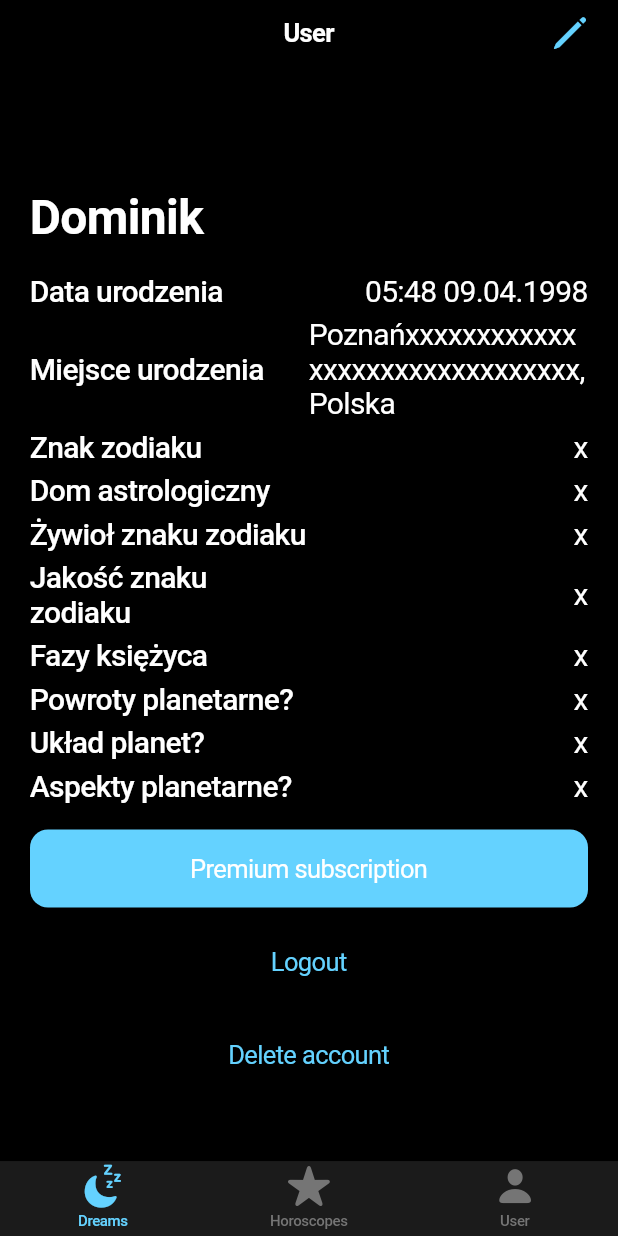
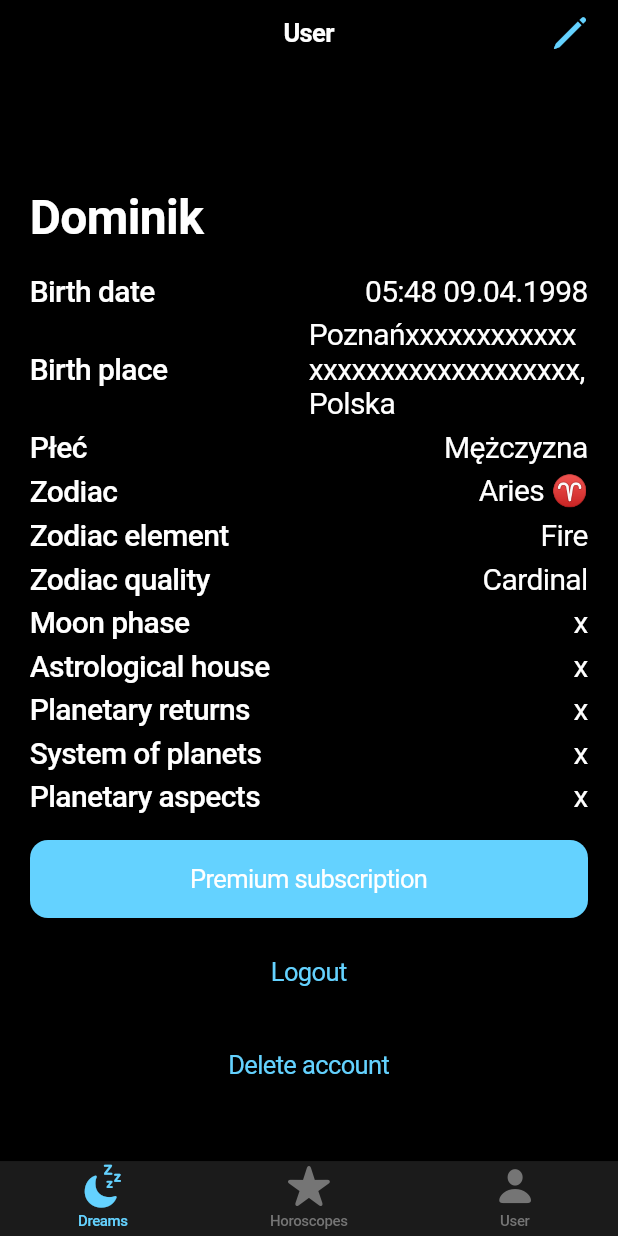
Before and after one commit to drolewski/am-i-dreaming, a Flutter app: the screen it shows once a user with an empty profile is signed in, on a phone screen of 412 x 824 dp. Run offline on Flutter 3.47's test engine with Material 3 defaults, Android fonts, the phone set to English and light mode, and no system bars; our stand-ins replace cloud_firestore, firebase_auth, firebase_core, go_router; missing offline and left inert: firebase_ui_auth, firebase_ui_localizations, firebase_ui_oauth_google; accounts and stored records are empty; generated files the repository leaves out were written again.

Commit message:
Implement zodiac data calculation and visualization on user view

```diff
--- a/lib/l10n/app_en.arb
+++ b/lib/l10n/app_en.arb
@@ -31,5 +31,38 @@
   "no": "No",
   "delete_account": "Delete account",
   "delete_account_question_modal": "Are You leaving us?",
-  "logout": "Logout"
+  "logout": "Logout",
+  "birth_date": "Birth date",
+  "birth_place": "Birth place",
+  "sex": "Płeć",
+  "zodiac": "Zodiac",
+  "astrological_house": "Astrological house",
+  "zodiac_element": "Zodiac element",
+  "zodiac_quality": "Zodiac quality",
+  "moon_phase": "Moon phase",
+  "planetary_returns": "Planetary returns",
+  "planets_system": "System of planets",
+  "planetary_aspects": "Planetary aspects",
+  "aries": "Aries",
+  "taurus": "Taurus",
+  "gemini": "Gemini",
+  "cancer": "Cancer",
+  "leo": "Leo",
+  "virgo": "Virgo",
+  "libra": "Libra",
+  "scorpio": "Scorpio",
+  "sagittarius": "Sagittarius",
+  "capricorn": "Capricorn",
+  "aquarius": "Aquarius",
+  "pisces": "Pisces",
+  "unknown_zodiac": "Unknown zodiac",
+  "air": "Air",
+  "water": "Water",
+  "earth": "Earth",
+  "fire": "Fire",
+  "unknown_element": "Unknown element",
+  "fixed": "Fixed",
+  "mutable": "Mutable",
+  "cardinal": "Cardinal",
+  "unknown_quality": "Unknown zodiac quality"
 }
--- a/lib/l10n/app_pl.arb
+++ b/lib/l10n/app_pl.arb
@@ -34,5 +34,38 @@
   "no": "Nie",
   "delete_account": "Usuń konto",
   "delete_account_question_modal": "Opuszczasz nas?",
-  "logout": "Wyloguj"
+  "logout": "Wyloguj",
+  "birth_date": "Data urodzenia",
+  "birth_place": "Miejsce urodzenia",
+  "sex": "Płeć",
+  "zodiac": "Znak zodiaku",
+  "astrological_house": "Dom astrologiczny",
+  "zodiac_element": "Żywioł znaku zodiaku",
+  "zodiac_quality": "Jakość znaku zodiaku",
+  "moon_phase": "Faza księżyca",
+  "planetary_returns": "Powroty planetarne",
+  "planets_system": "Układ planet",
+  "planetary_aspects": "Aspekty planetarne",
+  "aries": "Baran",
+  "taurus": "Byk",
+  "gemini": "Bliźnięta",
+  "cancer": "Rak",
+  "leo": "Lew",
+  "virgo": "Panna",
+  "libra": "Waga",
+  "scorpio": "Skorpion",
+  "sagittarius": "Strzelec",
+  "capricorn": "Koziorożec",
+  "aquarius": "Wodnik",
+  "pisces": "Ryby",
+  "unknown_zodiac": "Nieznany Znak Zodiaku",
+  "air": "Powietrze",
+  "water": "Woda",
+  "earth": "Ziemia",
+  "fire": "Ogień",
+  "unknown_element": "Nieznany żywioł",
+  "fixed": "Stały",
+  "mutable": "Zmienny",
+  "cardinal": "Kardynalny",
+  "unknown_quality": "Nieznana jakośc znaku zodiaku"
 }
--- /dev/null
+++ b/lib/src/logic/zodiac/translate/element_translator.dart
@@ -0,0 +1,19 @@
+import 'package:flutter/cupertino.dart';
+
+import 'package:flutter_gen/gen_l10n/app_localizations.dart';
+import '../../../model/zodiac_model.dart';
+
+String translateElement(BuildContext context, ElementEnum element) {
+  switch (element) {
+    case ElementEnum.Air:
+      return AppLocalizations.of(context)!.air;
+    case ElementEnum.Water:
+      return AppLocalizations.of(context)!.water;
+    case ElementEnum.Earth:
+      return AppLocalizations.of(context)!.earth;
+    case ElementEnum.Fire:
+      return AppLocalizations.of(context)!.fire;
+    default:
+      return AppLocalizations.of(context)!.unknown_element;
+  }
+}
--- /dev/null
+++ b/lib/src/logic/zodiac/translate/quality_translator.dart
@@ -0,0 +1,16 @@
+import 'package:am_i_dreaming/src/model/zodiac_model.dart';
+import 'package:flutter/cupertino.dart';
+import 'package:flutter_gen/gen_l10n/app_localizations.dart';
+
+String translateQuality(BuildContext context, ZodiacQualityEnum quality) {
+  switch (quality) {
+    case ZodiacQualityEnum.Fixed:
+      return AppLocalizations.of(context)!.fixed;
+    case ZodiacQualityEnum.Mutable:
+      return AppLocalizations.of(context)!.mutable;
+    case ZodiacQualityEnum.Cardinal:
+      return AppLocalizations.of(context)!.cardinal;
+    default:
+      return AppLocalizations.of(context)!.unknown_quality;
+  }
+}
--- /dev/null
+++ b/lib/src/logic/zodiac/translate/zodiac_translator.dart
@@ -0,0 +1,34 @@
+import 'package:am_i_dreaming/src/model/zodiac_model.dart';
+import 'package:flutter/cupertino.dart';
+import 'package:flutter_gen/gen_l10n/app_localizations.dart';
+
+String translateZodiac(BuildContext context, ZodiacEnum zodiac) {
+  switch (zodiac) {
+    case ZodiacEnum.Aries:
+      return AppLocalizations.of(context)!.aries;
+    case ZodiacEnum.Taurus:
+      return AppLocalizations.of(context)!.taurus;
+    case ZodiacEnum.Gemini:
+      return AppLocalizations.of(context)!.gemini;
+    case ZodiacEnum.Cancer:
+      return AppLocalizations.of(context)!.cancer;
+    case ZodiacEnum.Leo:
+      return AppLocalizations.of(context)!.leo;
+    case ZodiacEnum.Virgo:
+      return AppLocalizations.of(context)!.virgo;
+    case ZodiacEnum.Libra:
+      return AppLocalizations.of(context)!.libra;
+    case ZodiacEnum.Scorpio:
+      return AppLocalizations.of(context)!.scorpio;
+    case ZodiacEnum.Sagittarius:
+      return AppLocalizations.of(context)!.sagittarius;
+    case ZodiacEnum.Capricorn:
+      return AppLocalizations.of(context)!.capricorn;
+    case ZodiacEnum.Aquarius:
+      return AppLocalizations.of(context)!.aquarius;
+    case ZodiacEnum.Pisces:
+      return AppLocalizations.of(context)!.pisces;
+    default:
+      return AppLocalizations.of(context)!.unknown_zodiac;
+  }
+}
--- /dev/null
+++ b/lib/src/logic/zodiac/zodiac.dart
@@ -0,0 +1,72 @@
+import 'package:am_i_dreaming/src/model/zodiac_model.dart';
+
+ZodiacModel zodiac(int timestamp) {
+  final dateTime = DateTime.fromMillisecondsSinceEpoch(timestamp);
+  final month = dateTime.month;
+  final day = dateTime.day;
+
+  if ((month == 3 && day >= 21) || (month == 4 && day <= 19)) {
+    return ZodiacModel(name: ZodiacEnum.Aries, icon: "♈️");
+  } else if ((month == 4 && day >= 20) || (month == 5 && day <= 20)) {
+    return ZodiacModel(name: ZodiacEnum.Taurus, icon: "♉️️");
+  } else if ((month == 5 && day >= 21) || (month == 6 && day <= 20)) {
+    return ZodiacModel(name: ZodiacEnum.Gemini, icon: "♊️️️");
+  } else if ((month == 6 && day >= 21) || (month == 7 && day <= 22)) {
+    return ZodiacModel(name: ZodiacEnum.Cancer, icon: "♋️");
+  } else if ((month == 7 && day >= 23) || (month == 8 && day <= 22)) {
+    return ZodiacModel(name: ZodiacEnum.Leo, icon: "♌️");
+  } else if ((month == 8 && day >= 23) || (month == 9 && day <= 22)) {
+    return ZodiacModel(name: ZodiacEnum.Virgo, icon: "♍️");
+  } else if ((month == 9 && day >= 23) || (month == 10 && day <= 22)) {
+    return ZodiacModel(name: ZodiacEnum.Libra, icon: "♎️️");
+  } else if ((month == 10 && day >= 23) || (month == 11 && day <= 21)) {
+    return ZodiacModel(name: ZodiacEnum.Scorpio, icon: "︎♏️️️");
+  } else if ((month == 11 && day >= 22) || (month == 12 && day <= 21)) {
+    return ZodiacModel(name: ZodiacEnum.Sagittarius, icon: "♐️️️");
+  } else if ((month == 12 && day >= 22) || (month == 1 && day <= 19)) {
+    return ZodiacModel(name: ZodiacEnum.Capricorn, icon: "♑️️️️");
+  } else if ((month == 1 && day >= 20) || (month == 2 && day <= 18)) {
+    return ZodiacModel(name: ZodiacEnum.Aquarius, icon: "♒️️️️️");
+  } else if ((month == 2 && day >= 19) || (month == 3 && day <= 20)) {
+    return ZodiacModel(name: ZodiacEnum.Pisces, icon: "♓️️️️️️");
+  }
+  return ZodiacModel(name: ZodiacEnum.Unknown, icon: "X️");
+}
+
+ElementEnum element(ZodiacEnum zodiac) {
+  Map<ZodiacEnum, ElementEnum> elements = {
+    ZodiacEnum.Aries: ElementEnum.Fire,
+    ZodiacEnum.Leo: ElementEnum.Fire,
+    ZodiacEnum.Sagittarius: ElementEnum.Fire,
+    ZodiacEnum.Taurus: ElementEnum.Earth,
+    ZodiacEnum.Virgo: ElementEnum.Earth,
+    ZodiacEnum.Capricorn: ElementEnum.Earth,
+    ZodiacEnum.Gemini: ElementEnum.Air,
+    ZodiacEnum.Libra: ElementEnum.Air,
+    ZodiacEnum.Aquarius: ElementEnum.Air,
+    ZodiacEnum.Cancer: ElementEnum.Water,
+    ZodiacEnum.Scorpio: ElementEnum.Water,
+    ZodiacEnum.Pisces: ElementEnum.Water
+  };
+
+  return elements[zodiac] ?? ElementEnum.Unknown;
+}
+
+ZodiacQualityEnum quality(ZodiacEnum zodiac) {
+  Map<ZodiacEnum, ZodiacQualityEnum> elements = {
+    ZodiacEnum.Aries: ZodiacQualityEnum.Cardinal,
+    ZodiacEnum.Leo: ZodiacQualityEnum.Fixed,
+    ZodiacEnum.Sagittarius: ZodiacQualityEnum.Mutable,
+    ZodiacEnum.Taurus: ZodiacQualityEnum.Fixed,
+    ZodiacEnum.Virgo: ZodiacQualityEnum.Mutable,
+    ZodiacEnum.Capricorn: ZodiacQualityEnum.Cardinal,
+    ZodiacEnum.Gemini: ZodiacQualityEnum.Mutable,
+    ZodiacEnum.Libra: ZodiacQualityEnum.Cardinal,
+    ZodiacEnum.Aquarius: ZodiacQualityEnum.Fixed,
+    ZodiacEnum.Cancer: ZodiacQualityEnum.Cardinal,
+    ZodiacEnum.Scorpio: ZodiacQualityEnum.Fixed,
+    ZodiacEnum.Pisces: ZodiacQualityEnum.Mutable
+  };
+
+  return elements[zodiac] ?? ZodiacQualityEnum.Unknown;
+}
--- /dev/null
+++ b/lib/src/model/zodiac_model.dart
@@ -0,0 +1,37 @@
+class ZodiacModel {
+  ZodiacModel({required this.name, required this.icon});
+
+  final ZodiacEnum name;
+  final String icon;
+}
+
+enum ZodiacEnum {
+  Aries,
+  Taurus,
+  Gemini,
+  Cancer,
+  Leo,
+  Virgo,
+  Libra,
+  Scorpio,
+  Sagittarius,
+  Capricorn,
+  Aquarius,
+  Pisces,
+  Unknown;
+}
+
+enum ElementEnum {
+  Fire,
+  Earth,
+  Air,
+  Water,
+  Unknown;
+}
+
+enum ZodiacQualityEnum {
+  Cardinal,
+  Fixed,
+  Mutable,
+  Unknown;
+}
--- a/lib/src/view/users/user_view.dart
+++ b/lib/src/view/users/user_view.dart
@@ -1,9 +1,13 @@
 import 'package:am_i_dreaming/src/component/premium_button.dart';
+import 'package:am_i_dreaming/src/logic/zodiac/translate/element_translator.dart';
 import 'package:firebase_auth/firebase_auth.dart';
 import 'package:flutter/cupertino.dart';
 import 'package:flutter_gen/gen_l10n/app_localizations.dart';
 
 import '../../component/detail_record.dart';
+import '../../logic/zodiac/translate/quality_translator.dart';
+import '../../logic/zodiac/zodiac.dart';
+import '../../logic/zodiac/translate/zodiac_translator.dart';
 
 class UserView extends StatefulWidget {
   const UserView({super.key});
@@ -36,6 +40,9 @@ class _UserViewState extends State<UserView> {
   }
 
   Column _displayUser() {
+    final zodiacValue = zodiac(892100939000);
+    final zodiacElement = element(zodiacValue.name);
+    final zodiacQuality = quality(zodiacValue.name);
     return Column(
       crossAxisAlignment: CrossAxisAlignment.start,
       children: [
@@ -45,16 +52,50 @@ class _UserViewState extends State<UserView> {
               "Dominik",
               style: TextStyle(fontSize: 32, fontWeight: FontWeight.w600),
             )),
-        const DetailsRecord(label: "Data urodzenia", value: "05:48 09.04.1998",),
-        const DetailsRecord(label: "Miejsce urodzenia", value: "Poznańxxxxxxxxxxxxxxxxxxxxxxxxxxxxxxx, Polska",),
-        const DetailsRecord(label: "Znak zodiaku", value: "x",),
-        const DetailsRecord(label: "Dom astrologiczny", value: "x",),
-        const DetailsRecord(label: "Żywioł znaku zodiaku", value: "x",),
-        const DetailsRecord(label: "Jakość znaku zodiaku", value: "x",),
-        const DetailsRecord(label: "Fazy księżyca", value: "x",),
-        const DetailsRecord(label: "Powroty planetarne?", value: "x",),
-        const DetailsRecord(label: "Układ planet?", value: "x",),
-        const DetailsRecord(label: "Aspekty planetarne?", value: "x",),
+        DetailsRecord(
+          label: AppLocalizations.of(context)!.birth_date,
+          value: "05:48 09.04.1998",
+        ),
+        DetailsRecord(
+          label: AppLocalizations.of(context)!.birth_place,
+          value: "Poznańxxxxxxxxxxxxxxxxxxxxxxxxxxxxxxx, Polska",
+        ),
+        DetailsRecord(
+          label: AppLocalizations.of(context)!.sex,
+          value: "Mężczyzna",
+        ),
+        DetailsRecord(
+          label: AppLocalizations.of(context)!.zodiac,
+          value: "${translateZodiac(context, zodiacValue.name)} ${zodiacValue.icon}",
+        ),
+        DetailsRecord(
+          label: AppLocalizations.of(context)!.zodiac_element,
+          value: translateElement(context, zodiacElement),
+        ),
+        DetailsRecord(
+          label: AppLocalizations.of(context)!.zodiac_quality,
+          value: translateQuality(context, zodiacQuality),
+        ),
+        DetailsRecord(
+          label: AppLocalizations.of(context)!.moon_phase,
+          value: "x",
+        ),
+        DetailsRecord(
+          label: AppLocalizations.of(context)!.astrological_house,
+          value: "x",
+        ),
+        DetailsRecord(
+          label: AppLocalizations.of(context)!.planetary_returns,
+          value: "x",
+        ),
+        DetailsRecord(
+          label: AppLocalizations.of(context)!.planets_system,
+          value: "x",
+        ),
+        DetailsRecord(
+          label: AppLocalizations.of(context)!.planetary_aspects,
+          value: "x",
+        ),
         const PremiumButton(),
         Container(
             margin: EdgeInsets.only(top: 10),
```
